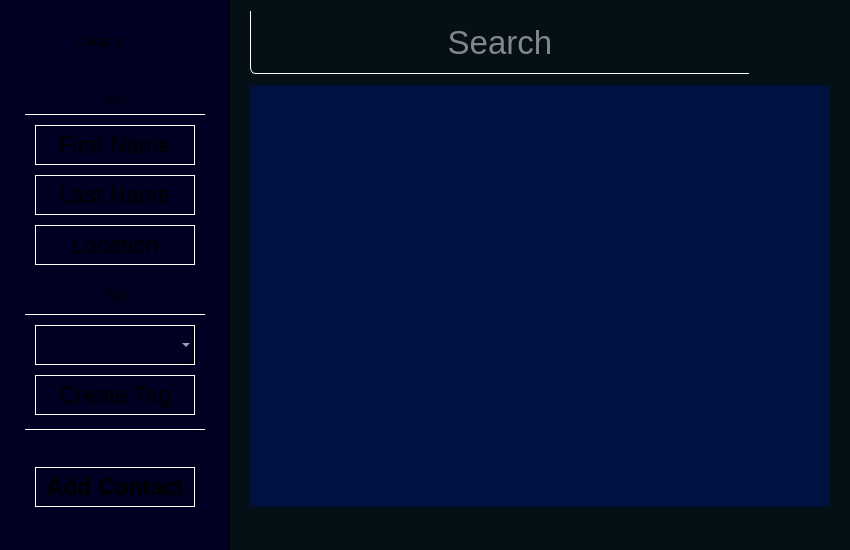
Qt form qt/ui/contactswindow.ui (jparker2006/Contacts) before a commit.
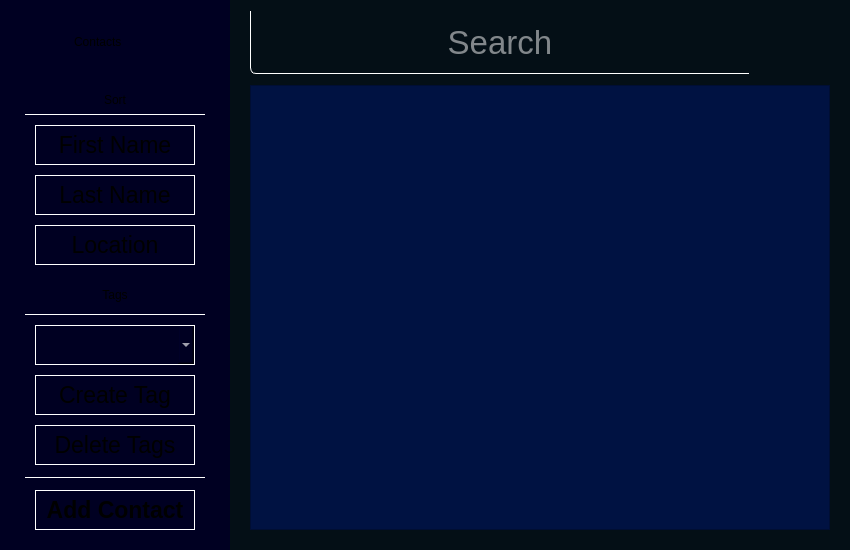
The same form after that commit. Icons and pictures are not drawn.

The edit to the form file:
```diff
--- a/qt/ui/contactswindow.ui
+++ b/qt/ui/contactswindow.ui
@@ -37,7 +37,7 @@
       <x>250</x>
       <y>85</y>
       <width>580</width>
-      <height>422</height>
+      <height>445</height>
      </rect>
     </property>
     <property name="font">
@@ -69,7 +69,7 @@
     <property name="geometry">
      <rect>
       <x>35</x>
-      <y>467</y>
+      <y>490</y>
       <width>160</width>
       <height>40</height>
      </rect>
@@ -416,21 +416,54 @@
     <property name="geometry">
      <rect>
       <x>25</x>
+      <y>477</y>
+      <width>180</width>
+      <height>1</height>
+     </rect>
+    </property>
+    <property name="styleSheet">
+     <string notr="true">font: 300 19pt &quot;Open Sans Light&quot;;
+background: #000022;
+border-bottom: 1px solid white;</string>
+    </property>
+    <property name="text">
+     <string/>
+    </property>
+    <property name="alignment">
+     <set>Qt::AlignCenter</set>
+    </property>
+   </widget>
+   <widget class="QPushButton" name="deleteTags">
+    <property name="geometry">
+     <rect>
+      <x>35</x>
       <y>425</y>
-      <width>180</width>
-      <height>5</height>
+      <width>160</width>
+      <height>40</height>
      </rect>
     </property>
+    <property name="font">
+     <font>
+      <pointsize>17</pointsize>
+      <italic>false</italic>
+      <bold>false</bold>
+     </font>
+    </property>
+    <property name="cursor">
+     <cursorShape>PointingHandCursor</cursorShape>
+    </property>
     <property name="styleSheet">
-     <string notr="true">font: 300 19pt &quot;Open Sans Light&quot;;
+     <string notr="true">QPushButton {
+font: 300 17pt &quot;Open Sans Light&quot;;
 background: #000022;
-border-bottom: 1px solid white;</string>
+border: 1px solid white;
+}
+QPushButton:hover {
+background: #001242;
+}</string>
     </property>
     <property name="text">
-     <string/>
-    </property>
-    <property name="alignment">
-     <set>Qt::AlignCenter</set>
+     <string>Delete Tags</string>
     </property>
    </widget>
   </widget>
```
